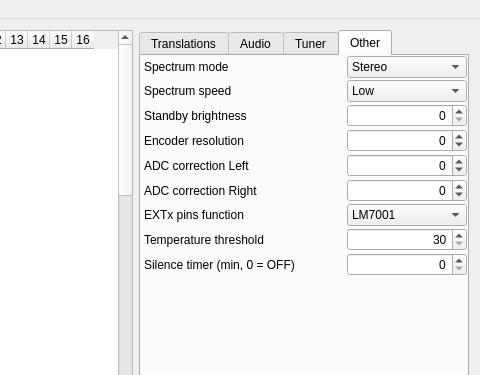
Before: the Qt Designer form editor/mainwindow.ui in WiseLord/ampcontrol, drawn with Qt 5; both pictures show x 288 to 768 and y 0 to 375 of the 768 by 512 pixel window.
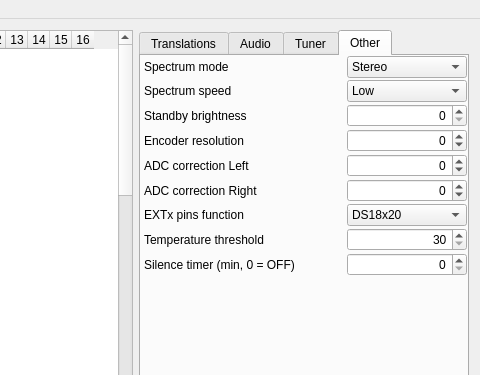
After: the same form once the commit is applied. The open tabs and pages were chosen to show the change. Icons and pictures are not drawn.

Commit message: editor: Fix extfunc order

What changed in the file:
```diff
--- a/editor/mainwindow.ui
+++ b/editor/mainwindow.ui
@@ -2317,7 +2317,7 @@
              </property>
              <item>
               <property name="text">
-               <string>LM7001</string>
+               <string>DS18x20</string>
               </property>
              </item>
              <item>
```
Left out of the diff: 2 changed lines with no effect on the pictures.
